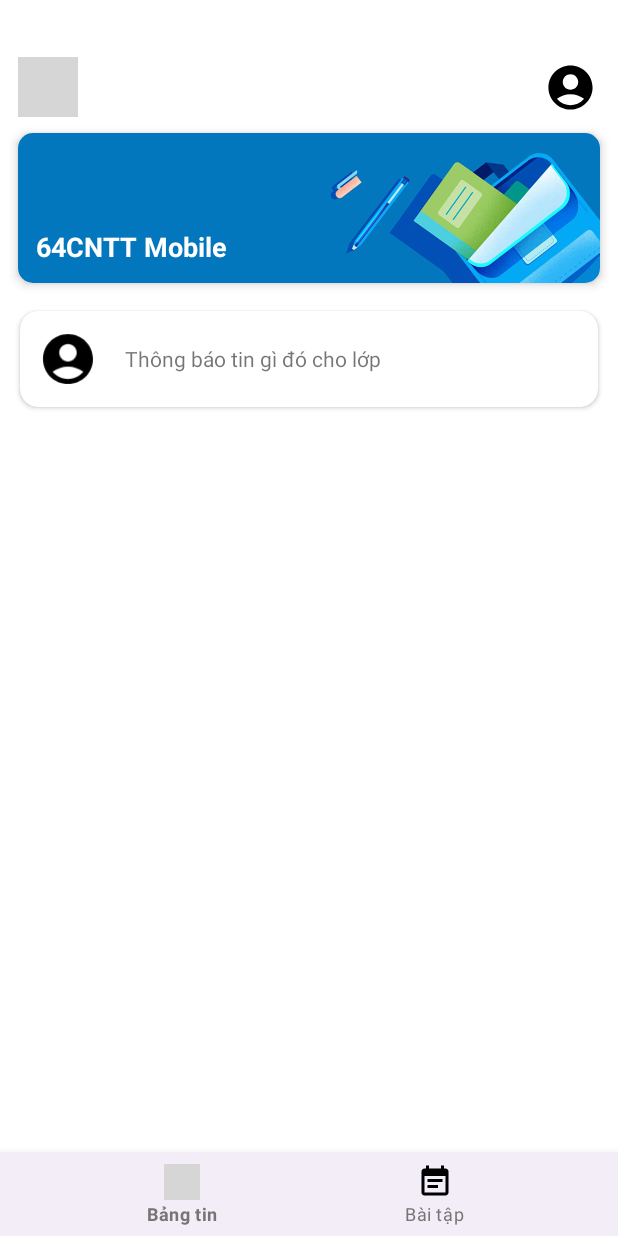
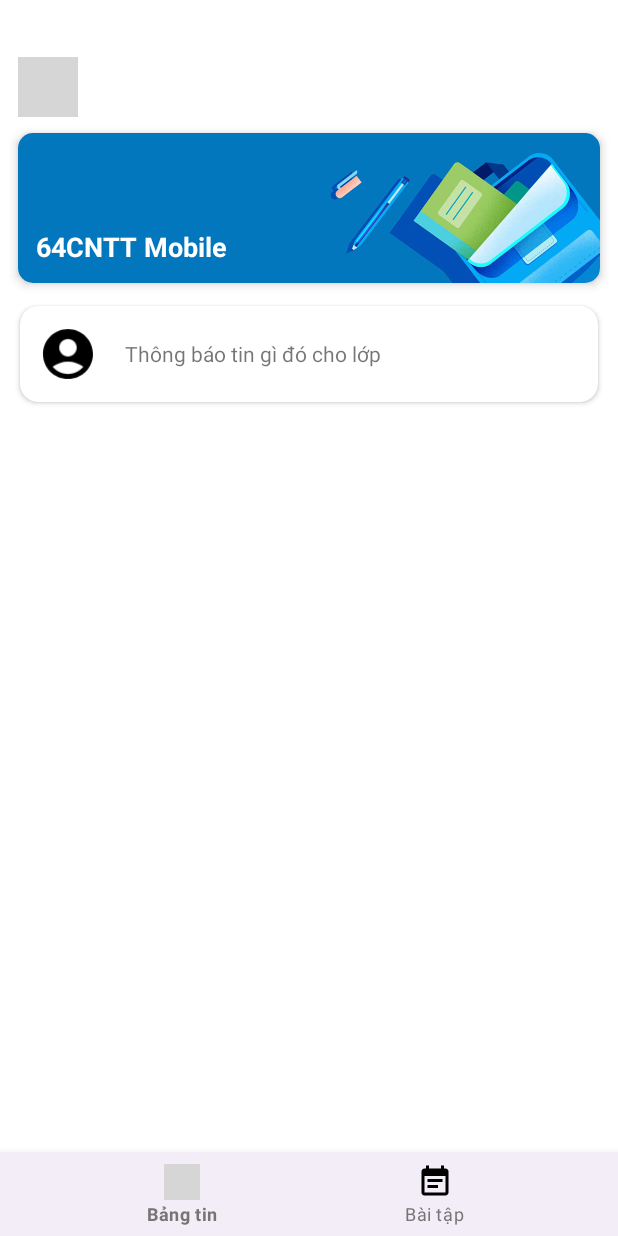
Before and after one commit to Kuku107/64CNTT1_Mobile, an Android app: the NewsFeedActivity screen opened directly, with no data from a screen before it, on a phone screen of 412 x 824 dp. Run offline under Robolectric (Android 15) with nearby library versions, the light colour scheme and no system bars; our stand-ins replace Firebase (no records; nobody signed in at launch, a user with empty details on screens opened directly); grey boxes are pictures that could not be loaded.

Commit message:
update project

```diff
--- a/YourClassroom/app/src/main/AndroidManifest.xml
+++ b/YourClassroom/app/src/main/AndroidManifest.xml
@@ -12,6 +12,10 @@
         android:supportsRtl="true"
         android:theme="@style/Theme.YourClassroom"
         tools:targetApi="31">
+        <activity
+            android:name=".views.exercise.ExerciseActivity"
+            android:parentActivityName=".MainActivity"
+            android:exported="false"/>
         <activity
             android:name=".views.post.PostActivity"
             android:parentActivityName=".views.post.NewsFeedActivity"
--- a/YourClassroom/app/src/main/java/android/example/yourclassroom/views/post/NewsFeedActivity.java
+++ b/YourClassroom/app/src/main/java/android/example/yourclassroom/views/post/NewsFeedActivity.java
@@ -5,15 +5,21 @@ import android.example.yourclassroom.R;
 import android.example.yourclassroom.models.Post;
 import android.example.yourclassroom.controllers.PostAdapter;
 import android.content.Intent;
+import android.example.yourclassroom.views.exercise.ExerciseActivity;
 import android.os.Bundle;
+import android.view.MenuItem;
+import android.view.View;
 import android.widget.ImageButton;
 import android.widget.PopupMenu;
 
 import androidx.activity.EdgeToEdge;
+import androidx.annotation.NonNull;
 import androidx.appcompat.app.AppCompatActivity;
 import androidx.cardview.widget.CardView;
 import androidx.recyclerview.widget.LinearLayoutManager;
 import androidx.recyclerview.widget.RecyclerView;
+
+import com.google.android.material.bottomnavigation.BottomNavigationView;
 
 import java.util.ArrayList;
 import java.util.List;
@@ -33,32 +39,7 @@ public class NewsFeedActivity extends AppCompatActivity {
         EdgeToEdge.enable(this);
         setContentView(R.layout.activity_news_feed);
 
-        imbBack = findViewById(R.id.imb_back);
-        imbBack.setOnClickListener(v -> finish());
-
-        // Hiển thị menu logout
-        imbAccount = findViewById(R.id.imb_account);
-        imbAccount.setOnClickListener(v -> {
-            PopupMenu popupmenu = new PopupMenu(this, v);
-            popupmenu.getMenuInflater().inflate(R.menu.account_menu, popupmenu.getMenu());
-            popupmenu.setOnMenuItemClickListener(item -> {
-                if (item.getItemId() == R.id.item_logout) {
-                    Intent myIntent = new Intent(NewsFeedActivity.this, MainActivity.class);
-                    startActivity(myIntent);
-                }
-                return false;
-            });
-            popupmenu.show();
-        });
-
-        cvPost = findViewById(R.id.cv_post);
-        cvPost.setOnClickListener(v -> {
-            Intent intent = new Intent(NewsFeedActivity.this, PostActivity.class);
-            startActivityForResult(intent, REQUEST_CODE_POST);
-        });
-
-
-        rcvPost = findViewById(R.id.listContent);
+        rcvPost = findViewById(R.id.rcvPost);
         rcvPost.setLayoutManager(new LinearLayoutManager(this));
 
         postList = new ArrayList<>();
@@ -67,6 +48,45 @@ public class NewsFeedActivity extends AppCompatActivity {
 
 
         postAdapter.loadData();
+
+
+        imbBack = findViewById(R.id.imb_back);
+        imbBack.setOnClickListener(new View.OnClickListener() {
+            @Override
+            public void onClick(View v) {
+                finish();
+            }
+        });
+
+        BottomNavigationView bottomNavigationView = findViewById(R.id.bottom_nav);
+        bottomNavigationView.setOnNavigationItemSelectedListener(new BottomNavigationView.OnNavigationItemSelectedListener() {
+            @Override
+            public boolean onNavigationItemSelected(@NonNull MenuItem item) {
+                int itemId = item.getItemId();
+                if (itemId == R.id.menu_item_news_feed) {
+                    rcvPost.smoothScrollToPosition(0);
+                    return true;
+                } else if (itemId == R.id.menu_item_exercise) {
+                    Intent intent = new Intent(NewsFeedActivity.this, ExerciseActivity.class);
+                    startActivity(intent);
+                    finish();
+                    return true;
+                }
+                return false;
+            }
+
+        });
+
+
+        cvPost = findViewById(R.id.cv_post);
+        cvPost.setOnClickListener(new View.OnClickListener() {
+            @Override
+            public void onClick(View v) {
+                Intent intent = new Intent(NewsFeedActivity.this, PostActivity.class);
+                startActivityForResult(intent, REQUEST_CODE_POST);
+            }
+        });
+
     }
 
 }
--- a/YourClassroom/app/src/main/res/layout/activity_news_feed.xml
+++ b/YourClassroom/app/src/main/res/layout/activity_news_feed.xml
@@ -3,8 +3,7 @@
     xmlns:tools="http://schemas.android.com/tools"
     android:layout_width="match_parent"
     android:layout_height="match_parent"
-    android:orientation="vertical"
-    tools:context=".MainActivity">
+    android:orientation="vertical">
 
     <!-- Toolbar -->
     <androidx.appcompat.widget.Toolbar
@@ -25,14 +24,6 @@
             android:src="@drawable/ic_arrow_back"
             android:background="@android:color/transparent"
             android:layout_gravity="start"/>
-
-        <ImageButton
-            android:id="@+id/imb_account"
-            android:layout_width="40dp"
-            android:layout_height="40dp"
-            android:src="@drawable/ic_account"
-            android:background="@android:color/transparent"
-            android:layout_gravity="end"/>
 
     </androidx.appcompat.widget.Toolbar>
 
@@ -70,7 +61,8 @@
         android:id="@+id/cv_post"
         android:layout_width="match_parent"
         android:layout_height="wrap_content"
-        android:layout_margin="13dp"
+        android:layout_marginHorizontal="13dp"
+        android:layout_marginVertical="10dp"
         app:cardCornerRadius="12dp"
         app:cardElevation="2dp">
 
@@ -98,7 +90,7 @@
 
     <!-- Danh sách tin -->
     <androidx.recyclerview.widget.RecyclerView
-        android:id="@+id/listContent"
+        android:id="@+id/rcvPost"
         android:layout_width="match_parent"
         android:layout_height="0dp"
         android:layout_weight="1"
--- a/YourClassroom/app/src/main/res/layout/item_post.xml
+++ b/YourClassroom/app/src/main/res/layout/item_post.xml
@@ -4,7 +4,7 @@
     xmlns:tools="http://schemas.android.com/tools"
     android:layout_width="match_parent"
     android:layout_height="wrap_content"
-    android:layout_marginVertical="8dp"
+    android:layout_marginVertical="5dp"
     app:cardCornerRadius="12dp"
     app:cardElevation="2dp">
 
--- a/YourClassroom/app/src/main/res/menu/account_menu.xml
+++ /dev/null
@@ -1,9 +0,0 @@
-<?xml version="1.0" encoding="utf-8"?>
-<menu xmlns:app="http://schemas.android.com/apk/res-auto"
-    xmlns:android="http://schemas.android.com/apk/res/android">
-
-    <item
-        android:id="@+id/item_logout"
-        android:title="Đăng xuất"
-        android:icon="@drawable/ic_logout"/>
-</menu>
```
Also changed, not shown: YourClassroom/app/src/main/java/android/example/yourclassroom/views/exercise/ExerciseActivity.java (added, +56 -0 lines), YourClassroom/app/src/main/res/layout/activity_exercise.xml (added, +48 -0 lines).
